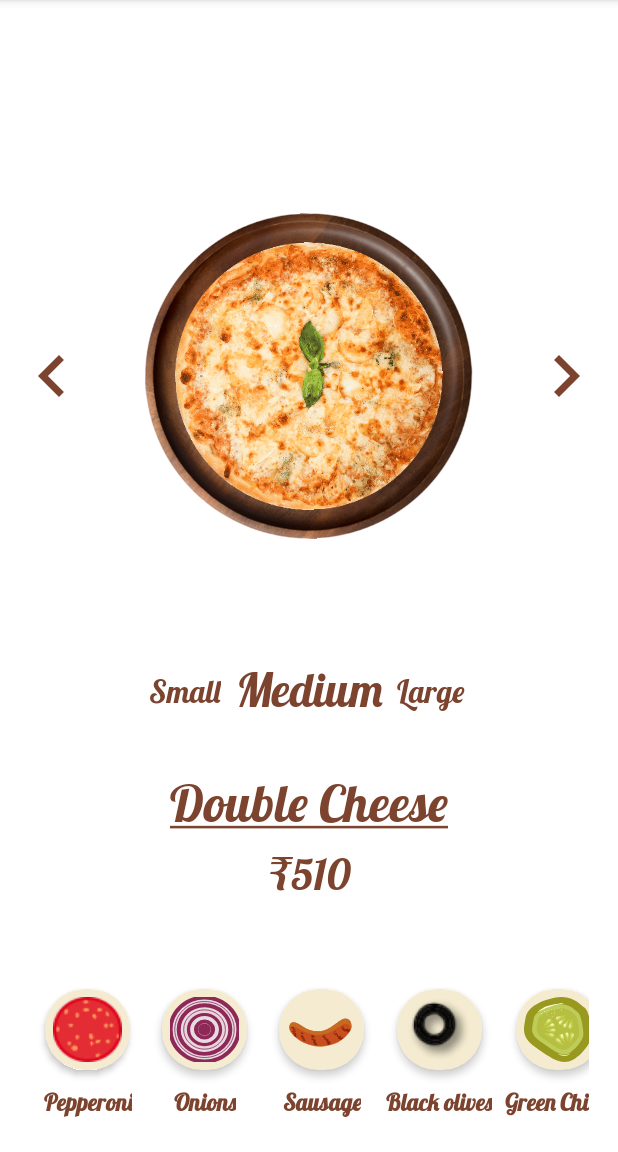
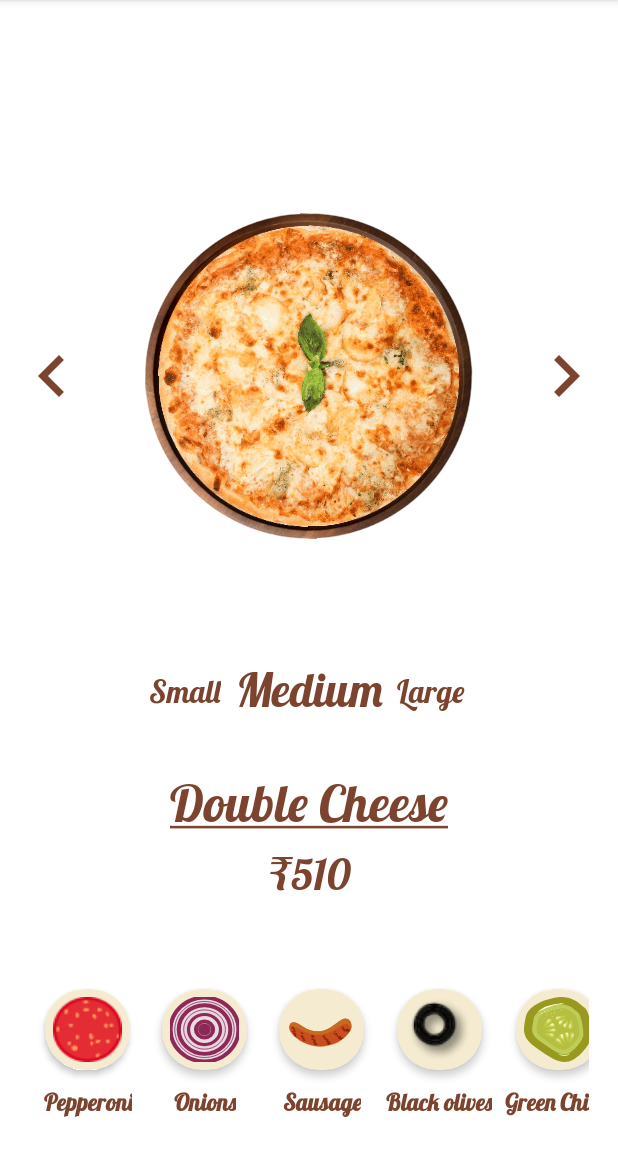
Before and after one commit to Mindinventory/TwistedPizzaToppingsView, an Android app: the screen it shows after launch (SampleActivity), on a phone screen of 412 x 824 dp, the part 84-1236 px from its top. Run offline under Robolectric (Android 15) with nearby library versions, the phone set to English and light mode, and no system bars; our stand-ins replace sdp/ssp sizes; 2 statements that could not run were skipped.

Commit message:
- Added pizzaImageMargin attribute

```diff
--- a/app/src/main/res/layout/activity_sample.xml
+++ b/app/src/main/res/layout/activity_sample.xml
@@ -26,6 +26,7 @@
         app:pizzaAnimation="true"
         app:pizzaImage="@drawable/pizza5"
         app:pizzaSize="large"
+        app:pizzaImageMargin="@dimen/_20sdp"
         app:plateImage="@drawable/plate"
         app:toppingQuantity="12"
         app:toppingViewSize="@dimen/_15sdp" />
--- a/twistedpizzatoppings/src/main/java/com/mindinventory/twistedpizzatoppings/TwistedPizzaToppingsView.kt
+++ b/twistedpizzatoppings/src/main/java/com/mindinventory/twistedpizzatoppings/TwistedPizzaToppingsView.kt
@@ -39,6 +39,7 @@ class TwistedPizzaToppingsView(context: Context, attrs: AttributeSet) :
     private var pizzaImage: Int = 0
     private var pizzaImageUri: String = ""
     private var plateImage: Int = 0
+    private var pizzaImageMargin: Int = 0
 
     init {
         _mBinding = TwistedPizzaToppingsViewBinding.inflate(inflater, this, true)
@@ -54,7 +55,8 @@ class TwistedPizzaToppingsView(context: Context, attrs: AttributeSet) :
         animationDuration =
             typedArray.getInt(R.styleable.TwistedPizzaToppingsView_animationDuration, 800).toLong()
 
-        toppingQuantity = typedArray.getInt(R.styleable.TwistedPizzaToppingsView_toppingQuantity, 12)
+        toppingQuantity =
+            typedArray.getInt(R.styleable.TwistedPizzaToppingsView_toppingQuantity, 12)
 
         pizzaAnimation =
             typedArray.getBoolean(R.styleable.TwistedPizzaToppingsView_pizzaAnimation, true)
@@ -74,6 +76,12 @@ class TwistedPizzaToppingsView(context: Context, attrs: AttributeSet) :
                 R.drawable.plate
             )
 
+        pizzaImageMargin = typedArray.getDimension(
+            R.styleable.TwistedPizzaToppingsView_pizzaImageMargin,
+            resources.getDimension(com.intuit.sdp.R.dimen._20sdp)
+        ).toInt()
+
+
         initPizzaLayoutListener()
         setPizzaImage(pizzaImage)
         setPizzaSize(pizzaCustomizedSize)
@@ -88,6 +96,16 @@ class TwistedPizzaToppingsView(context: Context, attrs: AttributeSet) :
     private fun initPizzaLayoutListener() {
         with(mBinding)
         {
+            (ivPizza.layoutParams as LayoutParams).apply {
+                this.setMargins(
+                    pizzaImageMargin,
+                    pizzaImageMargin,
+                    pizzaImageMargin,
+                    pizzaImageMargin
+                )
+                ivPizza.layoutParams = this
+            }
+
             ivPizza.viewTreeObserver.addOnGlobalLayoutListener(object :
                 ViewTreeObserver.OnGlobalLayoutListener {
                 override fun onGlobalLayout() {
--- a/twistedpizzatoppings/src/main/res/layout/twisted_pizza_toppings_view.xml
+++ b/twistedpizzatoppings/src/main/res/layout/twisted_pizza_toppings_view.xml
@@ -28,7 +28,6 @@
             android:id="@+id/ivPizza"
             android:layout_width="0dp"
             android:layout_height="0dp"
-            android:layout_margin="25dp"
             android:scaleType="centerInside"
             app:layout_constraintBottom_toBottomOf="@id/ivWoodenPlate"
             app:layout_constraintEnd_toEndOf="@id/ivWoodenPlate"
--- a/twistedpizzatoppings/src/main/res/values/attrs.xml
+++ b/twistedpizzatoppings/src/main/res/values/attrs.xml
@@ -12,5 +12,6 @@
         <attr name="animationDuration" format="integer" />
         <attr name="plateImage" format="reference" />
         <attr name="pizzaAnimation" format="boolean" />
+        <attr name="pizzaImageMargin" format="dimension" />
     </declare-styleable>
 </resources>
```
Also changed, not shown: 1 other file.
